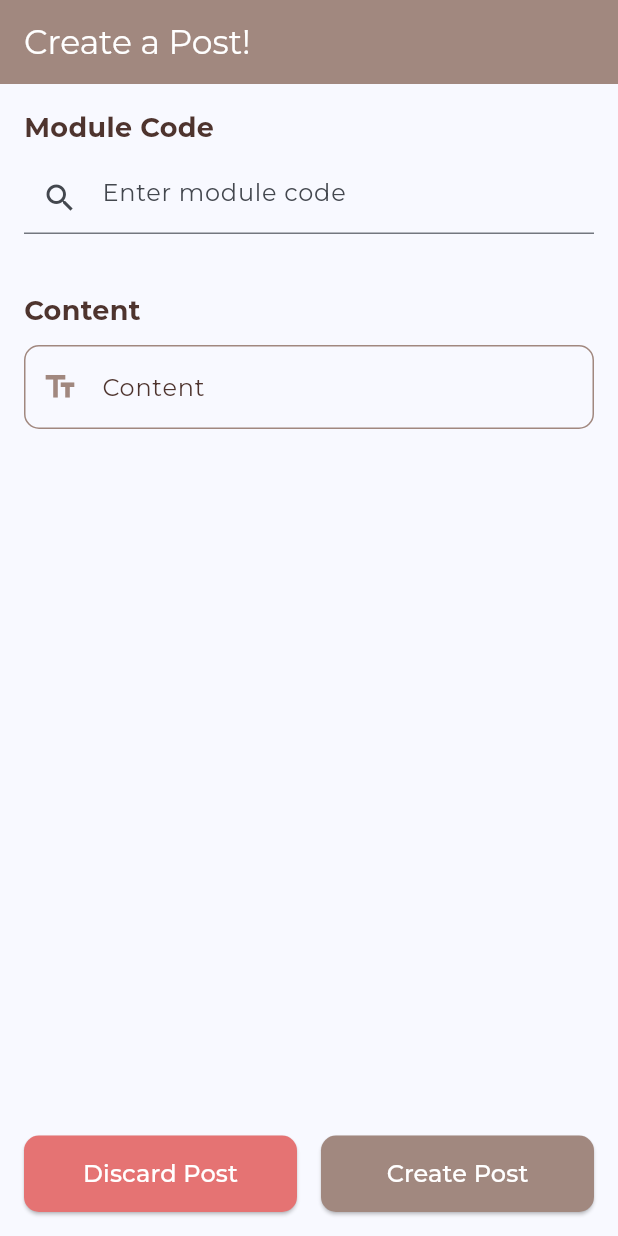
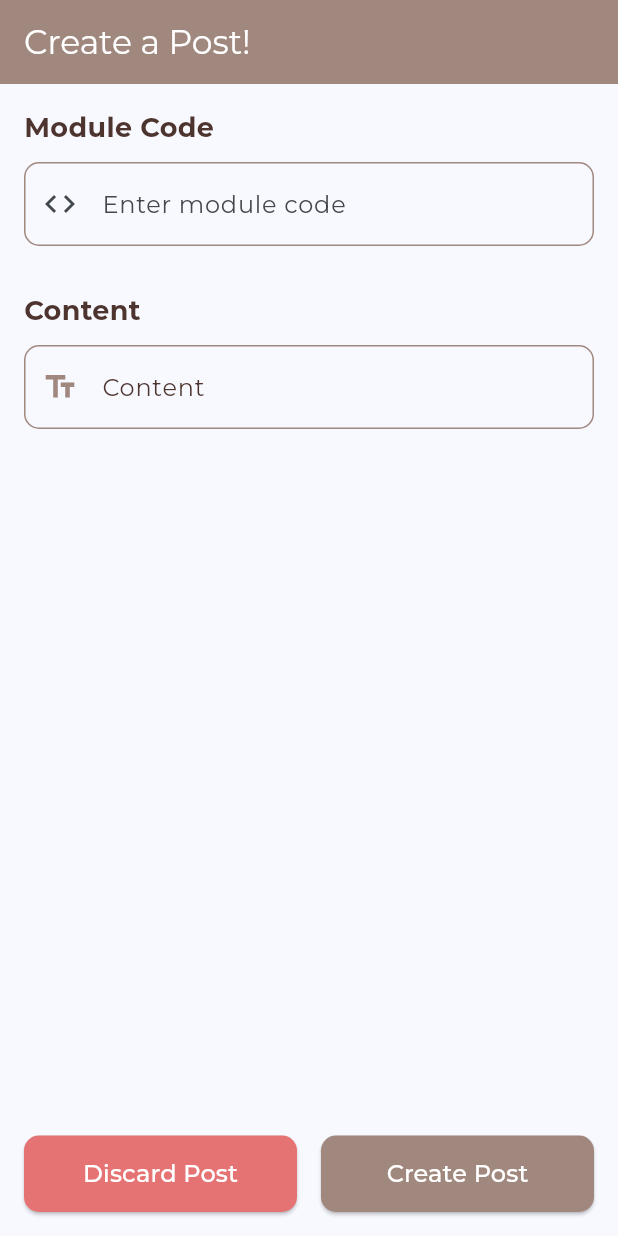
Before and after one commit to chanjunlin/brainSync, a Flutter app: the PostsPage screen opened by its route, on a phone screen of 412 x 824 dp. Run offline on Flutter 3.47's test engine with Material 3 defaults, Android fonts, the phone set to English and light mode, and no system bars; our stand-ins replace cloud_firestore, curved_navigation_bar, dash_chat_2, delightful_toast, firebase_auth, firebase_core and 7 more; missing offline and left inert: badword_guard; accounts and stored records are empty; network calls fail.

Commit message:
changed the ui of the module code text field

```diff
--- a/lib/common_widgets/seach_bar_2.dart
+++ b/lib/common_widgets/seach_bar_2.dart
@@ -55,12 +55,24 @@ class _CustomSearchBarState extends State<CustomSearchBar> {
               showSuggestions = true;
             });
           },
-          decoration: const InputDecoration(
+          decoration: InputDecoration(
             hintText: 'Enter module code',
-            prefixIcon: Icon(Icons.search),
+            prefixIcon: const Icon(Icons.code),
+            focusColor: Colors.brown[300],
+            enabledBorder: OutlineInputBorder(
+              borderSide: BorderSide(color: Colors.brown[300]!),
+              borderRadius: BorderRadius.circular(10),
+            ),
+            focusedBorder: OutlineInputBorder(
+              borderSide: BorderSide(color: Colors.brown[300]!),
+              borderRadius: BorderRadius.circular(10),
+            ),
+            border: OutlineInputBorder(
+              borderSide: BorderSide(color: Colors.brown[300]!),
+              borderRadius: BorderRadius.circular(10),
+            ),
           ),
         ),
-        const SizedBox(height: 8.0),
         if (showSuggestions && widget.suggestions.isNotEmpty)
           Container(
             height: 200,
--- a/lib/pages/Posts/post.dart
+++ b/lib/pages/Posts/post.dart
@@ -261,7 +261,6 @@ class _PostsPageState extends State<PostsPage> {
                   return null;
                 },
               ),
-              const SizedBox(height: 20),
               const Spacer(),
               Row(
                 mainAxisAlignment: MainAxisAlignment.spaceBetween,
```
